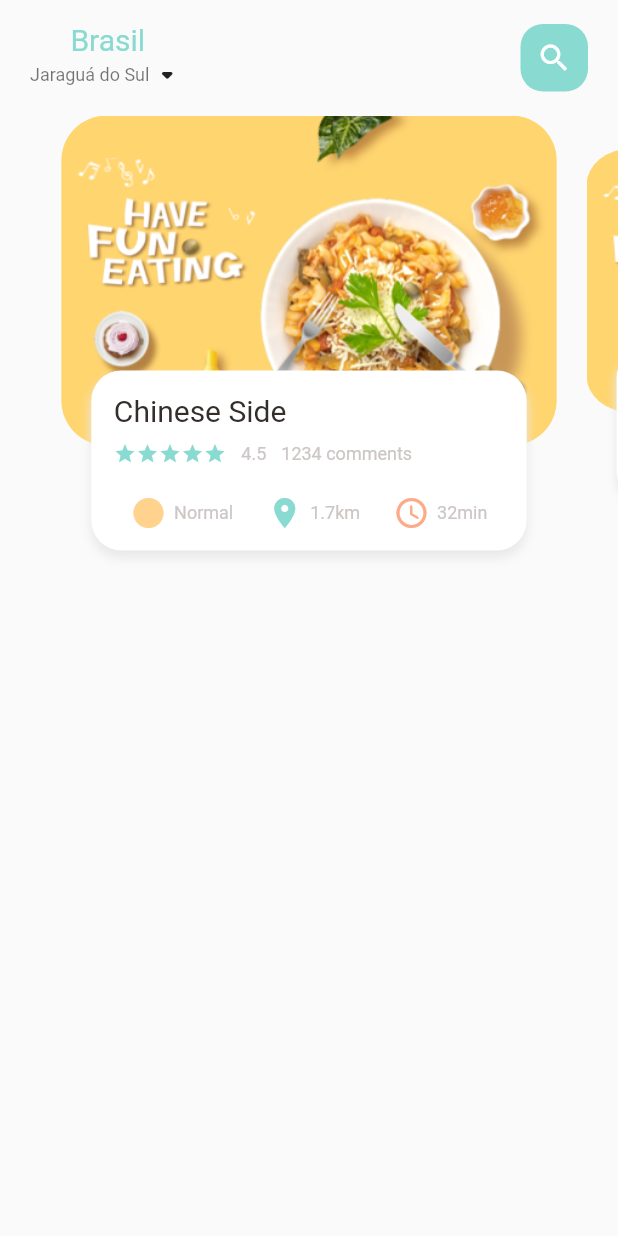
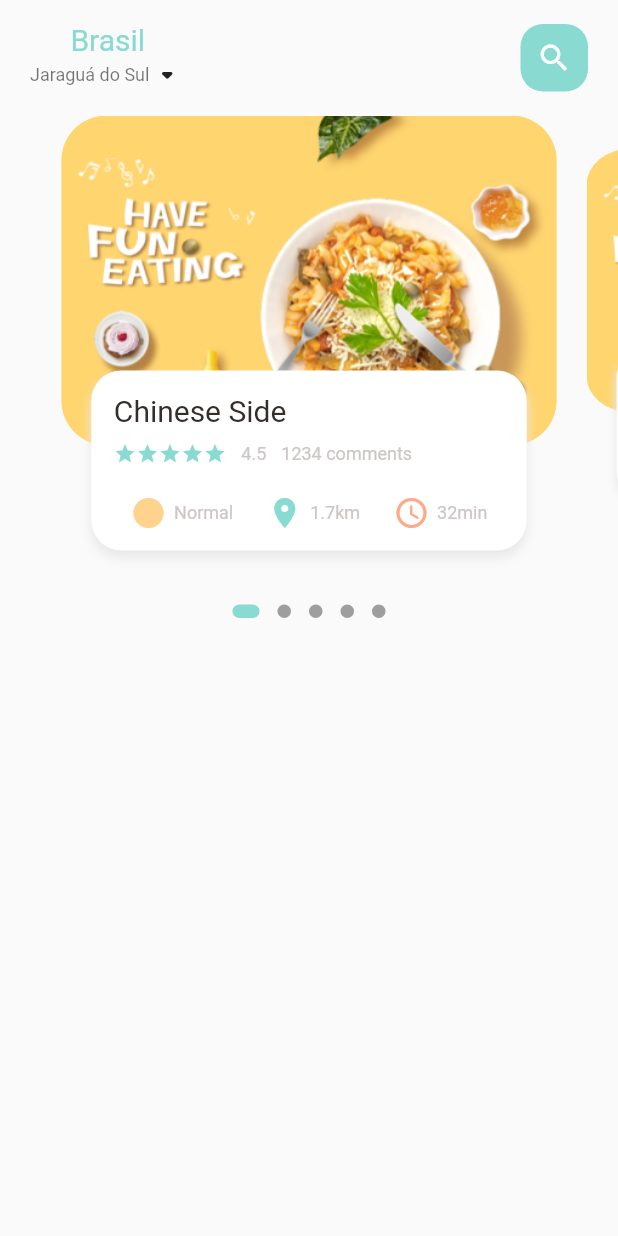
Before and after one commit to Wuerike/getx_food_delivery_app, a Flutter app: the screen it shows after launch, on a phone screen of 412 x 824 dp. Run offline on Flutter 3.47's test engine with Material 2 defaults, Android fonts, the phone set to English and light mode, and no system bars; drawn by our look-alikes of dots_indicator.

Commit message:
chore: Add carousel item dot inticator

```diff
--- a/lib/home/food_page_body.dart
+++ b/lib/home/food_page_body.dart
@@ -1,3 +1,4 @@
+import 'package:dots_indicator/dots_indicator.dart';
 import 'package:flutter/material.dart';
 import 'package:food_delivery/utils/colors.dart';
 import 'package:food_delivery/widgets/big_text.dart';
@@ -35,7 +36,9 @@ class _FoodPageBodyState extends State<FoodPageBody> {
 
   @override
   Widget build(BuildContext context) {
-    return Container(
+    return Column(
+      children: [
+        Container(
           height: 320,
           child: PageView.builder(
             controller: _pageController,
@@ -44,6 +47,20 @@ class _FoodPageBodyState extends State<FoodPageBody> {
               return _buildPageItem(index);
             }),
           ),
+        ),
+        DotsIndicator(
+          dotsCount: 5,
+          position: _currentPageValue,
+          decorator: DotsDecorator(
+            activeColor: AppColors.mainColor,
+            size: const Size.square(9.0),
+            activeSize: const Size(18.0, 9.0),
+            activeShape: RoundedRectangleBorder(
+              borderRadius: BorderRadius.circular(5.0),
+            ),
+          ),
+        )
+      ],
     );
   }
 
--- a/lib/home/main_food_page.dart
+++ b/lib/home/main_food_page.dart
@@ -18,6 +18,7 @@ class _MainFoodPageState extends State<MainFoodPage> {
     return Scaffold(
       body: Column(
         children: [
+          // App Bar
           Container(
             child: Container(
               margin: EdgeInsets.only(top: 15, bottom: 15),
@@ -60,6 +61,7 @@ class _MainFoodPageState extends State<MainFoodPage> {
               ),
             ),
           ),
+          // Carousel
           FoodPageBody(),
         ],
       ),
--- a/pubspec.yaml
+++ b/pubspec.yaml
@@ -34,6 +34,7 @@ dependencies:
   # The following adds the Cupertino Icons font to your application.
   # Use with the CupertinoIcons class for iOS style icons.
   cupertino_icons: ^1.0.2
+  dots_indicator: ^2.1.0
 
 dev_dependencies:
   flutter_test:
```
Also changed, not shown: pubspec.lock. Lines whose indentation alone changed are shown as unchanged.
